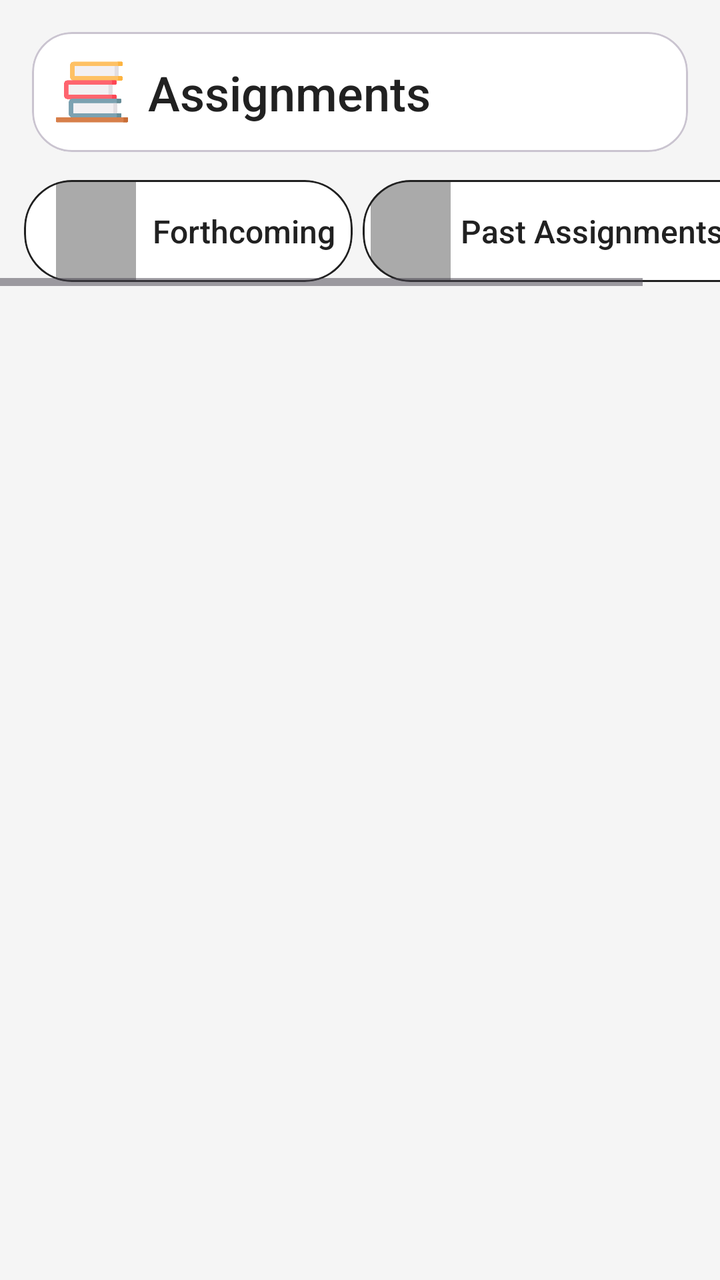
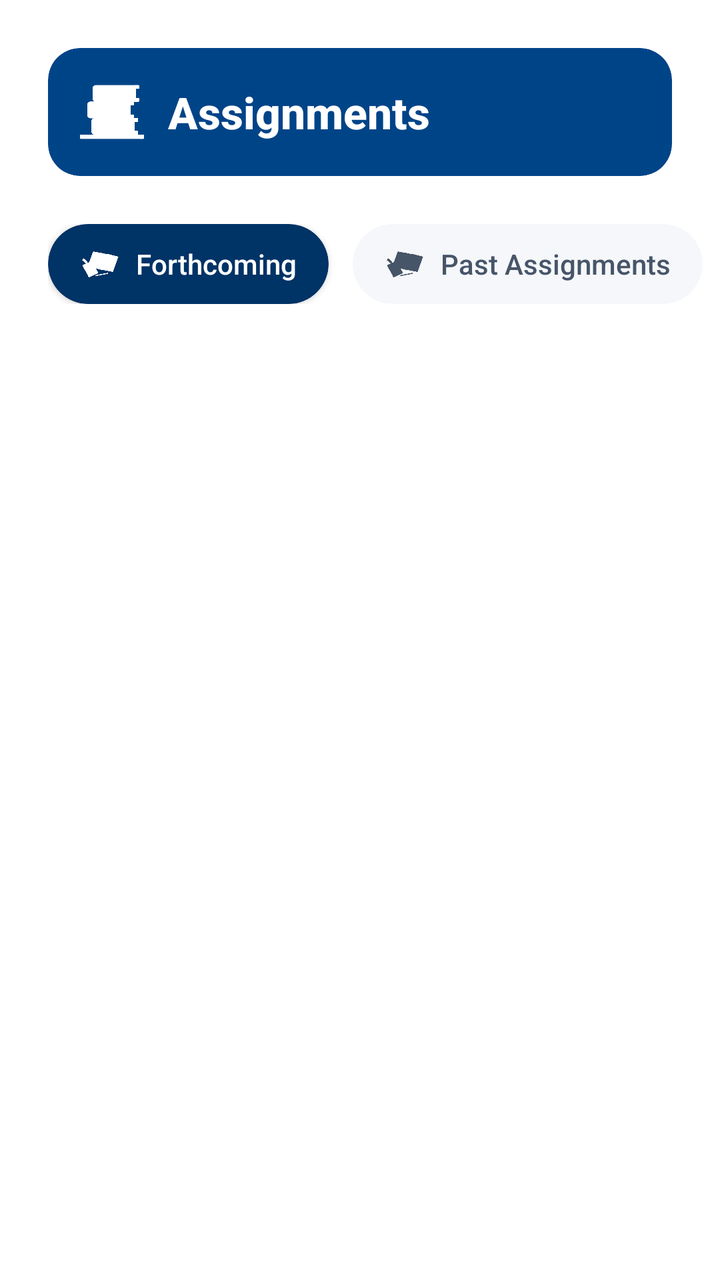

Screens rendered from an Android XML layout before and after an edit, with the pre-edit source and the edit as a unified diff.
<!-- AndroidManifest.xml: application theme Theme.Reater -->
<!-- res/layout/fragment_assignment.xml -->
<?xml version="1.0" encoding="utf-8"?>
<androidx.constraintlayout.widget.ConstraintLayout
    android:background="?android:attr/colorBackground"
    xmlns:android="http://schemas.android.com/apk/res/android"
    xmlns:app="http://schemas.android.com/apk/res-auto"
    xmlns:tools="http://schemas.android.com/tools"
    android:layout_width="match_parent"
    android:layout_height="match_parent"
    tools:context=".ui.fragments.AssignmentFragment">


    <com.google.android.material.card.MaterialCardView
        android:id="@+id/assignemnt_titlebox"
        android:layout_width="0dp"
        android:layout_height="wrap_content"
        android:layout_marginStart="16dp"
        android:layout_marginTop="16dp"
        android:layout_marginEnd="16dp"
        app:cardCornerRadius="20dp"
        app:cardElevation="0dp"
        app:strokeWidth="1dp"
        app:layout_constraintEnd_toEndOf="parent"
        app:layout_constraintStart_toStartOf="parent"
        app:layout_constraintTop_toTopOf="parent">
        <androidx.constraintlayout.widget.ConstraintLayout
            android:layout_width="match_parent"
            android:layout_height="wrap_content"
            android:padding="12dp">

        <TextView
            android:id="@+id/Assignment_Text"
            android:layout_width="0dp"
            android:layout_height="wrap_content"
            android:layout_marginStart="10dp"
            android:layout_marginEnd="10dp"
            android:text="Assignments"
            android:textColor="?attr/colorOnSurface"
            android:textSize="24sp"
            android:fontFamily="sans-serif-medium"
            app:layout_constraintBottom_toBottomOf="@+id/imageView7"
            app:layout_constraintEnd_toEndOf="parent"
            app:layout_constraintStart_toEndOf="@+id/imageView7"
            app:layout_constraintTop_toTopOf="@+id/imageView7" />

        <ImageView
            android:id="@+id/imageView7"
            android:layout_width="36dp"
            android:layout_height="36dp"
            android:src="@drawable/books"
            app:layout_constraintBottom_toBottomOf="parent"
            app:layout_constraintStart_toStartOf="parent"
            app:layout_constraintTop_toTopOf="parent" />
        </androidx.constraintlayout.widget.ConstraintLayout>
    </com.google.android.material.card.MaterialCardView>

    <HorizontalScrollView
        android:id="@+id/assignment_horizontalScrollView"
        android:layout_width="0dp"
        android:layout_height="55dp"
        android:layout_marginTop="12dp"
        app:layout_constraintEnd_toEndOf="parent"
        app:layout_constraintStart_toStartOf="parent"
        app:layout_constraintTop_toBottomOf="@+id/assignemnt_titlebox">

        <LinearLayout
            android:layout_width="wrap_content"
            android:layout_height="match_parent"
            android:orientation="horizontal"
            android:padding="2dp">

            <com.google.android.material.card.MaterialCardView
                android:id="@+id/upcoming_assign_card"
                android:layout_width="wrap_content"
                android:layout_height="match_parent"
                android:layout_marginStart="10dp"
                app:cardBackgroundColor="?attr/colorSurface"

                app:cardCornerRadius="24dp"
                app:strokeColor="?attr/colorOnSurface"
                app:strokeWidth="1dp">

                <androidx.constraintlayout.widget.ConstraintLayout
                    android:layout_width="match_parent"
                    android:layout_height="match_parent">

                    <ImageView
                        android:id="@+id/ua_icon"
                        android:layout_width="40dp"
                        android:layout_height="0dp"
                        android:layout_marginStart="16dp"
                        app:layout_constraintBottom_toBottomOf="parent"
                        app:layout_constraintStart_toStartOf="parent"
                        app:layout_constraintTop_toTopOf="parent"
                        app:srcCompat="@drawable/future" />

                    <TextView
                        android:id="@+id/ua_text"
                        android:layout_width="wrap_content"
                        android:layout_height="0dp"
                        android:layout_marginStart="4dp"
                        android:layout_marginEnd="5dp"
                        android:fontFamily="sans-serif-medium"
                        android:gravity="center"
                        android:padding="4dp"
                        android:text="Forthcoming"
                        android:textColor="?attr/colorOnSurface"
                        android:textSize="16sp"
                        app:layout_constraintBottom_toBottomOf="parent"
                        app:layout_constraintEnd_toEndOf="parent"

                        app:layout_constraintHorizontal_bias="0.0"
                        app:layout_constraintStart_toEndOf="@+id/ua_icon"
                        app:layout_constraintTop_toTopOf="parent" />
                </androidx.constraintlayout.widget.ConstraintLayout>
            </com.google.android.material.card.MaterialCardView>

            <com.google.android.material.card.MaterialCardView
                android:id="@+id/pa_card"
                android:layout_width="220dp"
                android:layout_height="match_parent"
                android:layout_marginStart="5dp"
                app:cardBackgroundColor="?attr/colorSurface"
                app:cardCornerRadius="24dp"
                app:strokeColor="?attr/colorOnSurface"
                app:strokeWidth="1dp">

                <androidx.constraintlayout.widget.ConstraintLayout
                    android:layout_width="match_parent"

                    android:layout_height="match_parent">

                    <ImageView
                        android:id="@+id/pa_icon"
                        android:layout_width="40dp"
                        android:layout_height="0dp"
                        android:layout_marginStart="4dp"
                        app:layout_constraintBottom_toBottomOf="parent"
                        app:layout_constraintStart_toStartOf="parent"
                        app:layout_constraintTop_toTopOf="parent"
                        app:srcCompat="@drawable/past" />

                    <TextView
                        android:id="@+id/pa_text"
                        android:layout_width="wrap_content"
                        android:layout_height="0dp"
                        android:layout_marginStart="2dp"
                        android:fontFamily="sans-serif-medium"
                        android:gravity="center"
                        android:text="Past Assignments"
                        android:textColor="?attr/colorOnSurface"
                        android:textSize="16sp"
                        app:layout_constraintBottom_toBottomOf="parent"
                        app:layout_constraintEnd_toEndOf="parent"
                        app:layout_constraintHorizontal_bias="0.066"

                        app:layout_constraintStart_toEndOf="@+id/pa_icon"
                        app:layout_constraintTop_toTopOf="parent"
                        app:layout_constraintVertical_bias="0.428" />
                </androidx.constraintlayout.widget.ConstraintLayout>

            </com.google.android.material.card.MaterialCardView>
        </LinearLayout>
    </HorizontalScrollView>

    <androidx.recyclerview.widget.RecyclerView
        android:id="@+id/assignmentRV"
        android:layout_width="0dp"
        android:layout_height="0dp"
        android:layout_marginTop="12dp"
        android:clipToPadding="false"
        android:paddingBottom="16dp"
        app:layout_constraintBottom_toBottomOf="parent"
        app:layout_constraintEnd_toEndOf="parent"
        app:layout_constraintStart_toStartOf="parent"
        app:layout_constraintTop_toBottomOf="@+id/assignment_horizontalScrollView"
        app:layout_constraintVertical_bias="0.0" />


</androidx.constraintlayout.widget.ConstraintLayout>
<!-- resources referenced by this layout -->
<resources>
  <!-- drawable books: png bitmap (drawable-v24, 6737 bytes) -->
  <!-- drawable future (drawable) -->
  <?xml version="1.0" encoding="utf-8"?>
  <shape xmlns:android="http://schemas.android.com/apk/res/android">
      <solid android:color="@android:color/darker_gray"/>
      <corners android:radius="1dp" />
  </shape>
  <!-- drawable past (drawable) -->
  <?xml version="1.0" encoding="utf-8"?>
  <shape xmlns:android="http://schemas.android.com/apk/res/android">
      <solid android:color="@android:color/darker_gray"/>
      <corners android:radius="1dp" />
  </shape>
  <style name="Theme.Reater" parent="Theme.Material3.DayNight.NoActionBar">
          
          <item name="colorPrimary">@color/colorPrimary</item>
          <item name="colorOnPrimary">@color/colorOnPrimary</item>
          <item name="colorSecondary">@color/colorSecondary</item>
          <item name="colorOnSecondary">@color/colorOnSecondary</item>
          <item name="colorError">@color/colorError</item>
          <item name="colorOnError">@color/colorOnError</item>
          <item name="colorSurface">@color/colorSurface</item>
          <item name="colorOnSurface">@color/colorOnSurface</item>
  
          
          <item name="android:colorBackground">@color/backgroundColor</item>
          <item name="android:statusBarColor" tools:targetApi="l">@android:color/transparent</item>
  
          
          <item name="android:fontFamily">sans-serif</item>
      </style>
  <color name="colorPrimary">#1976D2</color>
  <color name="colorOnPrimary">#FFFFFF</color>
  <color name="colorSecondary">#FFC107</color>
  <color name="colorOnSecondary">#000000</color>
  <color name="colorError">#D32F2F</color>
  <color name="colorOnError">#FFFFFF</color>
  <color name="colorSurface">#FFFFFF</color>
  <color name="colorOnSurface">#212121</color>
  <color name="backgroundColor">#F5F5F5</color>
</resources>

<!-- the commit's change to res/layout/fragment_assignment.xml (unified diff, before → after) -->
@@ -1,179 +1,164 @@
 <?xml version="1.0" encoding="utf-8"?>
-<androidx.constraintlayout.widget.ConstraintLayout
-    android:background="?android:attr/colorBackground"
-    xmlns:android="http://schemas.android.com/apk/res/android"
+<androidx.constraintlayout.widget.ConstraintLayout xmlns:android="http://schemas.android.com/apk/res/android"
     xmlns:app="http://schemas.android.com/apk/res-auto"
     xmlns:tools="http://schemas.android.com/tools"
     android:layout_width="match_parent"
     android:layout_height="match_parent"
+    android:background="?attr/colorSurface"
     tools:context=".ui.fragments.AssignmentFragment">
 
-
+    
     <com.google.android.material.card.MaterialCardView
         android:id="@+id/assignemnt_titlebox"
         android:layout_width="0dp"
         android:layout_height="wrap_content"
-        android:layout_marginStart="16dp"
-        android:layout_marginTop="16dp"
-        android:layout_marginEnd="16dp"
-        app:cardCornerRadius="20dp"
+        android:layout_marginStart="24dp"
+        android:layout_marginTop="24dp"
+        android:layout_marginEnd="24dp"
+        app:cardBackgroundColor="?attr/colorPrimaryContainer"
+        app:cardCornerRadius="16dp"
         app:cardElevation="0dp"
-        app:strokeWidth="1dp"
+        app:strokeWidth="0dp"
         app:layout_constraintEnd_toEndOf="parent"
         app:layout_constraintStart_toStartOf="parent"
         app:layout_constraintTop_toTopOf="parent">
-        <androidx.constraintlayout.widget.ConstraintLayout
+
+        <LinearLayout
             android:layout_width="match_parent"
             android:layout_height="wrap_content"
-            android:padding="12dp">
+            android:gravity="center_vertical"
+            android:orientation="horizontal"
+            android:padding="16dp">
 
-        <TextView
-            android:id="@+id/Assignment_Text"
-            android:layout_width="0dp"
-            android:layout_height="wrap_content"
-            android:layout_marginStart="10dp"
-            android:layout_marginEnd="10dp"
-            android:text="Assignments"
-            android:textColor="?attr/colorOnSurface"
-            android:textSize="24sp"
-            android:fontFamily="sans-serif-medium"
-            app:layout_constraintBottom_toBottomOf="@+id/imageView7"
-            app:layout_constraintEnd_toEndOf="parent"
-            app:layout_constraintStart_toEndOf="@+id/imageView7"
-            app:layout_constraintTop_toTopOf="@+id/imageView7" />
+            <ImageView
+                android:id="@+id/imageView7"
+                android:layout_width="32dp"
+                android:layout_height="32dp"
+                android:src="@drawable/books"
+                app:tint="?attr/colorOnPrimaryContainer" />
 
-        <ImageView
-            android:id="@+id/imageView7"
-            android:layout_width="36dp"
-            android:layout_height="36dp"
-            android:src="@drawable/books"
-            app:layout_constraintBottom_toBottomOf="parent"
-            app:layout_constraintStart_toStartOf="parent"
-            app:layout_constraintTop_toTopOf="parent" />
-        </androidx.constraintlayout.widget.ConstraintLayout>
+            <TextView
+                android:id="@+id/Assignment_Text"
+                android:layout_width="wrap_content"
+                android:layout_height="wrap_content"
+                android:layout_marginStart="12dp"
+                android:fontFamily="sans-serif-medium"
+                android:text="Assignments"
+                android:textColor="?attr/colorOnPrimaryContainer"
+                android:textSize="22sp"
+                android:textStyle="bold" />
+        </LinearLayout>
     </com.google.android.material.card.MaterialCardView>
 
+    
     <HorizontalScrollView
         android:id="@+id/assignment_horizontalScrollView"
         android:layout_width="0dp"
-        android:layout_height="55dp"
-        android:layout_marginTop="12dp"
+        android:layout_height="wrap_content"
+        android:layout_marginTop="20dp"
+        android:clipToPadding="false"
+        android:paddingHorizontal="24dp"
+        android:scrollbars="none"
         app:layout_constraintEnd_toEndOf="parent"
         app:layout_constraintStart_toStartOf="parent"
         app:layout_constraintTop_toBottomOf="@+id/assignemnt_titlebox">
 
         <LinearLayout
             android:layout_width="wrap_content"
-            android:layout_height="match_parent"
+            android:layout_height="wrap_content"
             android:orientation="horizontal"
-            android:padding="2dp">
+            android:paddingVertical="4dp">
 
+            
             <com.google.android.material.card.MaterialCardView
                 android:id="@+id/upcoming_assign_card"
                 android:layout_width="wrap_content"
-                android:layout_height="match_parent"
-                android:layout_marginStart="10dp"
-                app:cardBackgroundColor="?attr/colorSurface"
+                android:layout_height="wrap_content"
+                android:layout_marginEnd="12dp"
+                app:cardBackgroundColor="?attr/colorPrimary"
+                app:cardCornerRadius="24dp"
+                app:cardElevation="2dp"
+                app:strokeWidth="0dp">
 
-                app:cardCornerRadius="24dp"
-                app:strokeColor="?attr/colorOnSurface"
-                app:strokeWidth="1dp">
-
-                <androidx.constraintlayout.widget.ConstraintLayout
-                    android:layout_width="match_parent"
-                    android:layout_height="match_parent">
+                <LinearLayout
+                    android:layout_width="wrap_content"
+                    android:layout_height="wrap_content"
+                    android:gravity="center_vertical"
+                    android:orientation="horizontal"
+                    android:paddingHorizontal="16dp"
+                    android:paddingVertical="10dp">
 
                     <ImageView
                         android:id="@+id/ua_icon"
-                        android:layout_width="40dp"
-                        android:layout_height="0dp"
-                        android:layout_marginStart="16dp"
-                        app:layout_constraintBottom_toBottomOf="parent"
-                        app:layout_constraintStart_toStartOf="parent"
-                        app:layout_constraintTop_toTopOf="parent"
-                        app:srcCompat="@drawable/future" />
+                        android:layout_width="20dp"
+                        android:layout_height="20dp"
+                        app:srcCompat="@drawable/assignment_notebook"
+                        app:tint="?attr/colorOnPrimary" />
 
                     <TextView
                         android:id="@+id/ua_text"
                         android:layout_width="wrap_content"
-                        android:layout_height="0dp"
-                        android:layout_marginStart="4dp"
-                        android:layout_marginEnd="5dp"
+                        android:layout_height="wrap_content"
+                        android:layout_marginStart="8dp"
                         android:fontFamily="sans-serif-medium"
-                        android:gravity="center"
-                        android:padding="4dp"
                         android:text="Forthcoming"
-                        android:textColor="?attr/colorOnSurface"
-                        android:textSize="16sp"
-                        app:layout_constraintBottom_toBottomOf="parent"
-                        app:layout_constraintEnd_toEndOf="parent"
-
-                        app:layout_constraintHorizontal_bias="0.0"
-                        app:layout_constraintStart_toEndOf="@+id/ua_icon"
-                        app:layout_constraintTop_toTopOf="parent" />
-                </androidx.constraintlayout.widget.ConstraintLayout>
+                        android:textColor="?attr/colorOnPrimary"
+                        android:textSize="14sp" />
+                </LinearLayout>
             </com.google.android.material.card.MaterialCardView>
 
+            
             <com.google.android.material.card.MaterialCardView
                 android:id="@+id/pa_card"
-                android:layout_width="220dp"
-                android:layout_height="match_parent"
-                android:layout_marginStart="5dp"
-                app:cardBackgroundColor="?attr/colorSurface"
+                android:layout_width="wrap_content"
+                android:layout_height="wrap_content"
+                android:layout_marginEnd="4dp"
+                app:cardBackgroundColor="?attr/colorSurfaceVariant"
                 app:cardCornerRadius="24dp"
-                app:strokeColor="?attr/colorOnSurface"
-                app:strokeWidth="1dp">
+                app:cardElevation="0dp"
+                app:strokeWidth="0dp">
 
-                <androidx.constraintlayout.widget.ConstraintLayout
-                    android:layout_width="match_parent"
-
-                    android:layout_height="match_parent">
+                <LinearLayout
+                    android:layout_width="wrap_content"
+                    android:layout_height="wrap_content"
+                    android:gravity="center_vertical"
+                    android:orientation="horizontal"
+                    android:paddingHorizontal="16dp"
+                    android:paddingVertical="10dp">
 
                     <ImageView
                         android:id="@+id/pa_icon"
-                        android:layout_width="40dp"
-                        android:layout_height="0dp"
-                        android:layout_marginStart="4dp"
-                        app:layout_constraintBottom_toBottomOf="parent"
-                        app:layout_constraintStart_toStartOf="parent"
-                        app:layout_constraintTop_toTopOf="parent"
-                        app:srcCompat="@drawable/past" />
+                        android:layout_width="20dp"
+                        android:layout_height="20dp"
+                        app:srcCompat="@drawable/assignment_notebook"
+                        app:tint="?attr/colorOnSurfaceVariant" />
 
                     <TextView
                         android:id="@+id/pa_text"
                         android:layout_width="wrap_content"
-                        android:layout_height="0dp"
-                        android:layout_marginStart="2dp"
+                        android:layout_height="wrap_content"
+                        android:layout_marginStart="8dp"
                         android:fontFamily="sans-serif-medium"
-                        android:gravity="center"
                         android:text="Past Assignments"
-                        android:textColor="?attr/colorOnSurface"
-                        android:textSize="16sp"
-                        app:layout_constraintBottom_toBottomOf="parent"
-                        app:layout_constraintEnd_toEndOf="parent"
-                        app:layout_constraintHorizontal_bias="0.066"
-
-                        app:layout_constraintStart_toEndOf="@+id/pa_icon"
-                        app:layout_constraintTop_toTopOf="parent"
-                        app:layout_constraintVertical_bias="0.428" />
-                </androidx.constraintlayout.widget.ConstraintLayout>
-
+                        android:textColor="?attr/colorOnSurfaceVariant"
+                        android:textSize="14sp" />
+                </LinearLayout>
             </com.google.android.material.card.MaterialCardView>
         </LinearLayout>
     </HorizontalScrollView>
 
+    
     <androidx.recyclerview.widget.RecyclerView
         android:id="@+id/assignmentRV"
         android:layout_width="0dp"
         android:layout_height="0dp"
-        android:layout_marginTop="12dp"
+        android:layout_marginTop="16dp"
         android:clipToPadding="false"
+        android:paddingHorizontal="8dp"
         android:paddingBottom="16dp"
         app:layout_constraintBottom_toBottomOf="parent"
         app:layout_constraintEnd_toEndOf="parent"
         app:layout_constraintStart_toStartOf="parent"
-        app:layout_constraintTop_toBottomOf="@+id/assignment_horizontalScrollView"
-        app:layout_constraintVertical_bias="0.0" />
-
+        app:layout_constraintTop_toBottomOf="@+id/assignment_horizontalScrollView" />
 
 </androidx.constraintlayout.widget.ConstraintLayout>
<!-- resource entries referenced after the edit -->
@@ -1,44 +1,46 @@
 <!-- resources referenced by this layout -->
 <resources>
+  <!-- drawable assignment_notebook: png bitmap (drawable-v24, 31140 bytes) -->
   <!-- drawable books: png bitmap (drawable-v24, 6737 bytes) -->
-  <!-- drawable future (drawable) -->
-  <?xml version="1.0" encoding="utf-8"?>
-  <shape xmlns:android="http://schemas.android.com/apk/res/android">
-      <solid android:color="@android:color/darker_gray"/>
-      <corners android:radius="1dp" />
-  </shape>
-  <!-- drawable past (drawable) -->
-  <?xml version="1.0" encoding="utf-8"?>
-  <shape xmlns:android="http://schemas.android.com/apk/res/android">
-      <solid android:color="@android:color/darker_gray"/>
-      <corners android:radius="1dp" />
-  </shape>
   <style name="Theme.Reater" parent="Theme.Material3.DayNight.NoActionBar">
           
-          <item name="colorPrimary">@color/colorPrimary</item>
-          <item name="colorOnPrimary">@color/colorOnPrimary</item>
-          <item name="colorSecondary">@color/colorSecondary</item>
-          <item name="colorOnSecondary">@color/colorOnSecondary</item>
+          <item name="colorPrimary">@color/iiitu_navy</item>
+          <item name="colorOnPrimary">@color/iiitu_white</item>
+          <item name="colorPrimaryContainer">@color/iiitu_navy_light</item>
+          <item name="colorOnPrimaryContainer">@color/iiitu_white</item>
+          <item name="colorSecondary">@color/iiitu_accent</item>
+          <item name="colorOnSecondary">@color/iiitu_white</item>
+          <item name="colorSecondaryContainer">@color/iiitu_navy_dark</item>
+          <item name="colorOnSecondaryContainer">@color/iiitu_white</item>
+          <item name="colorTertiary">@color/iiitu_gold</item>
+          <item name="colorOnTertiary">@color/iiitu_navy_dark</item>
+          <item name="colorTertiaryContainer">@color/iiitu_gold_light</item>
+          <item name="colorOnTertiaryContainer">@color/iiitu_navy</item>
           <item name="colorError">@color/colorError</item>
           <item name="colorOnError">@color/colorOnError</item>
-          <item name="colorSurface">@color/colorSurface</item>
-          <item name="colorOnSurface">@color/colorOnSurface</item>
+          <item name="colorSurface">@color/iiitu_white</item>
+          <item name="colorOnSurface">@color/premium_text_primary</item>
+          <item name="colorSurfaceVariant">@color/iiitu_light_bg</item>
+          <item name="colorOnSurfaceVariant">@color/premium_text_secondary</item>
   
           
-          <item name="android:colorBackground">@color/backgroundColor</item>
-          <item name="android:statusBarColor" tools:targetApi="l">@android:color/transparent</item>
+          <item name="android:colorBackground">@color/iiitu_light_bg</item>
+          <item name="android:statusBarColor" tools:targetApi="l">@color/iiitu_navy</item>
   
           
           <item name="android:fontFamily">sans-serif</item>
       </style>
-  <color name="colorPrimary">#1976D2</color>
-  <color name="colorOnPrimary">#FFFFFF</color>
-  <color name="colorSecondary">#FFC107</color>
-  <color name="colorOnSecondary">#000000</color>
+  <color name="iiitu_navy">#003366</color>
+  <color name="iiitu_white">#FFFFFF</color>
+  <color name="iiitu_navy_light">#004488</color>
+  <color name="iiitu_accent">#0066CC</color>
+  <color name="iiitu_navy_dark">#002244</color>
+  <color name="iiitu_gold">#FFB81C</color>
+  <color name="iiitu_gold_light">#FFC94D</color>
   <color name="colorError">#D32F2F</color>
   <color name="colorOnError">#FFFFFF</color>
-  <color name="colorSurface">#FFFFFF</color>
-  <color name="colorOnSurface">#212121</color>
-  <color name="backgroundColor">#F5F5F5</color>
+  <color name="premium_text_primary">#0F172A</color>
+  <color name="iiitu_light_bg">#F5F7FA</color>
+  <color name="premium_text_secondary">#475569</color>
 </resources>
 
